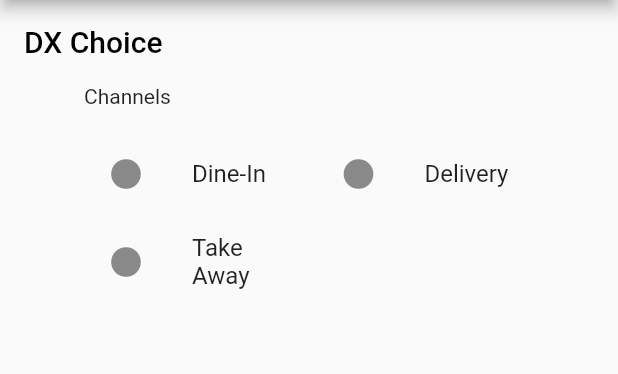
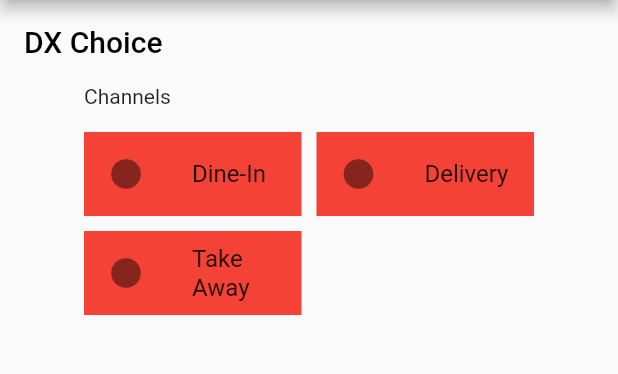
Before and after one commit to DalangLy/pos_platform_widgets, a Flutter app: the DXChoicePage screen opened by its route, on a phone screen of 412 x 824 dp, the part 84-458 px from its top. Run offline on Flutter 3.47's test engine with Material 2 defaults, Android fonts, the light colour scheme and no system bars; our stand-ins replace auto_route.

Commit message:
fixed bugs

```diff
--- a/lib/screens/dx_choice_page.dart
+++ b/lib/screens/dx_choice_page.dart
@@ -22,9 +22,9 @@ class DXChoicePage extends StatelessWidget {
             child: DXChoice(
               title: const Text('Channels'),
               children: <Widget>[
-                ListTile(leading: const Icon(Icons.circle,), title: const Text('Dine-In'), onTap: (){},),
-                ListTile(leading: const Icon(Icons.circle,), title: const Text('Delivery'), onTap: (){},),
-                ListTile(leading: const Icon(Icons.circle,), title: const Text('Take Away'), onTap: (){},),
+                ListTile(tileColor: Colors.red, leading: const Icon(Icons.circle,), title: const Text('Dine-In'), onTap: (){},),
+                ListTile(tileColor: Colors.red, leading: const Icon(Icons.circle,), title: const Text('Delivery'), onTap: (){},),
+                ListTile(tileColor: Colors.red, leading: const Icon(Icons.circle,), title: const Text('Take Away'), onTap: (){},),
               ],
             ),
           ),
--- a/lib/widgets/dxchoice.widget.dart
+++ b/lib/widgets/dxchoice.widget.dart
@@ -1,5 +1,4 @@
 import 'package:flutter/material.dart';
-
 
 class DXChoice extends StatelessWidget {
   final Widget title;
@@ -8,26 +7,39 @@ class DXChoice extends StatelessWidget {
 
   @override
   Widget build(BuildContext context) {
+    return LayoutBuilder(
+        builder: (context, constraint) {
+          const double gap = 10.0;//gap between each element
+          const int crossAxisCount = 2;//number of element per row
+
+          //do calculation
+          const double totalGapValue = gap * (crossAxisCount - 1);
+          final double eachElementWidth = constraint.maxWidth / crossAxisCount;
+          final double eachElementWidthInPercentageWithoutGap = (eachElementWidth / constraint.maxWidth) * 100;
+          final double eachElementWidthInFractionalWithoutGap = eachElementWidthInPercentageWithoutGap/100;
+          final double totalGapInPercentage = (totalGapValue / constraint.maxWidth) * 100;
+          final double eachGapInPercentage = totalGapInPercentage /crossAxisCount;
+          final double eachGapInFractional = eachGapInPercentage/100;
+          final double eachElementWidthInFractional = eachElementWidthInFractionalWithoutGap - eachGapInFractional;
+
           return Column(
             crossAxisAlignment: CrossAxisAlignment.start,
             children: [
               title,
               const Divider(color: Colors.transparent,),
-        Expanded(
-          child: GridView.builder(
-            gridDelegate: const SliverGridDelegateWithFixedCrossAxisCount(
-              crossAxisCount: 2,
-              mainAxisSpacing: 10.0,
-              crossAxisSpacing: 10.0,
-              childAspectRatio: 3,
-            ),
-            itemCount: children.length,
-            itemBuilder: (context, index){
-              return children[index];
-            },
-          ),
+              Wrap(
+                runSpacing: gap,
+                spacing: gap,
+                children: children.map<Widget>((e){
+                  return FractionallySizedBox(
+                    widthFactor: eachElementWidthInFractional,
+                    child: ClipRect(child: e),
+                  );
+                }).toList(),
               ),
             ],
           );
         }
+    );
   }
+}
```
Also changed, not shown: lib/widgets/dxmodifier.widget.dart (+52 -47 lines), lib/widgets/dxvariation.list.widget.dart (+34 -11 lines). Lines whose indentation alone changed are shown as unchanged.
